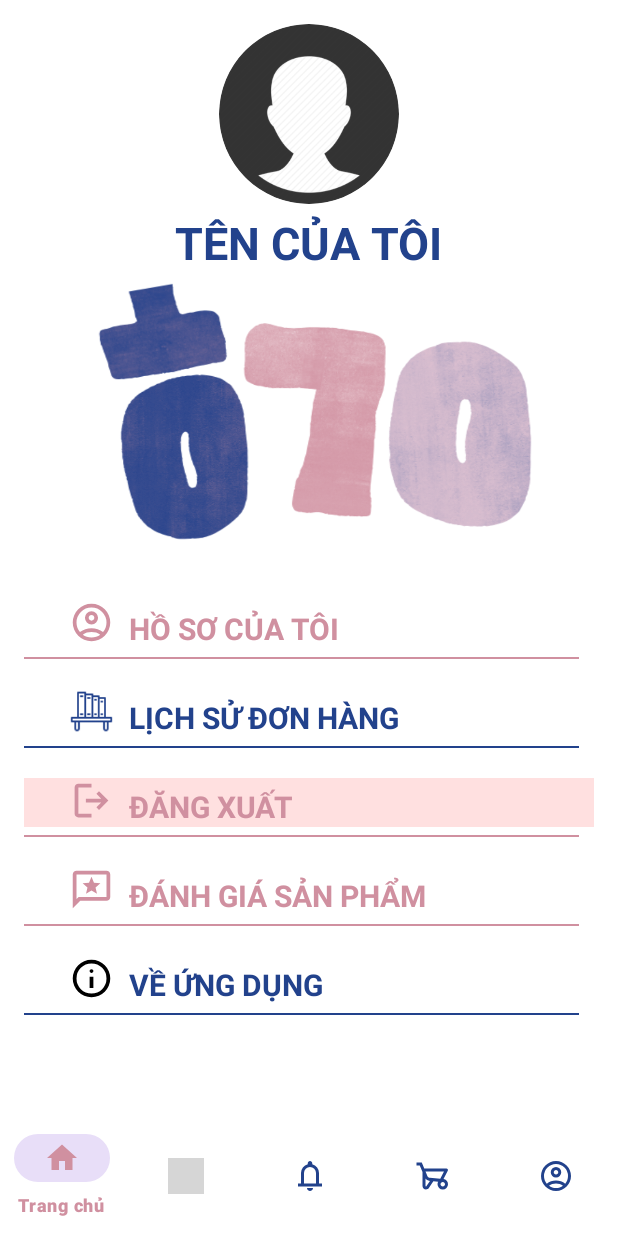
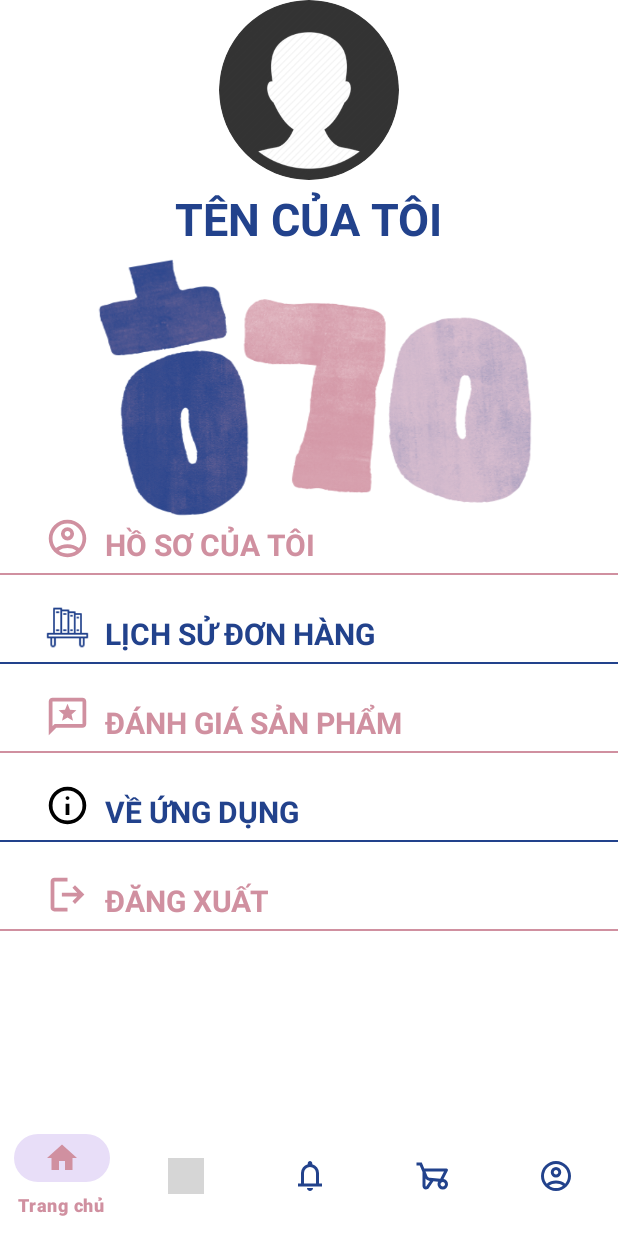
Before and after one commit to BuiKhanh03/KoreanShopeeMobile, an Android app: the fragment AccountFragment placed in its activity, on a phone screen of 412 x 824 dp. Run offline under Robolectric (Android 15) with nearby library versions, the light colour scheme and no system bars; plain views replace CircularImageView; 4 statements that could not run were skipped; grey boxes are pictures that could not be loaded.

Commit message:
feat(user) callapiprofileuser

```diff
--- a/app/build.gradle.kts
+++ b/app/build.gradle.kts
@@ -49,8 +49,12 @@ dependencies {
     implementation("com.squareup.retrofit2:retrofit:2.9.0")
     implementation("com.squareup.retrofit2:converter-gson:2.9.0")
     implementation("com.squareup.okhttp3:logging-interceptor:4.11.0")
+    implementation("com.squareup.okhttp3:okhttp:4.9.3")
+
 
     // SharedPreferences for token storage
     implementation("androidx.preference:preference:1.2.1")
-
+    //Glide
+    implementation("com.github.bumptech.glide:glide:4.15.1")
+    annotationProcessor("com.github.bumptech.glide:compiler:4.15.1")
 }
--- a/app/src/main/java/com/example/koreanshopee/Fragment/AccountFragment.java
+++ b/app/src/main/java/com/example/koreanshopee/Fragment/AccountFragment.java
@@ -6,6 +6,7 @@ import android.view.LayoutInflater;
 import android.view.View;
 import android.view.ViewGroup;
 import android.widget.LinearLayout;
+import android.widget.TextView;
 import android.widget.Toast;
 
 import androidx.annotation.NonNull;
@@ -19,8 +20,21 @@ import com.example.koreanshopee.OrderHistory.OrderHistory;
 import com.example.koreanshopee.ProfileCustomer;
 import com.example.koreanshopee.R;
 import com.example.koreanshopee.ReviewOrder;
+import com.example.koreanshopee.api.ApiClient;
+import com.example.koreanshopee.api.ApiService;
+import com.example.koreanshopee.model.UserProfile;
+import com.example.koreanshopee.model.UserProfileResponse;
+import com.example.koreanshopee.utils.TokenManager;
+
+import retrofit2.Call;
+import retrofit2.Callback;
+import retrofit2.Response;
 
 public class AccountFragment extends Fragment {
+
+    private TokenManager tokenManager;
+    private ApiService apiService;
+    private TextView tvProfileName;
 
     public AccountFragment() {
     }
@@ -33,21 +47,23 @@ public class AccountFragment extends Fragment {
     public void onViewCreated(@NonNull View view, @Nullable Bundle savedInstanceState) {
         super.onViewCreated(view, savedInstanceState);
 
+        // Initialize TokenManager and ApiService
+        tokenManager = new TokenManager(requireContext());
+        apiService = ApiClient.getClient().create(ApiService.class);
+
+        // Initialize UI elements
+        tvProfileName = view.findViewById(R.id.profileName);
+        // Note: We'll add email display later if needed
+
+        // Load user profile
+        loadUserProfile();
+
         // Gán sự kiện click cho từng nút
         LinearLayout btnAccountInfo = view.findViewById(R.id.btn_account_info);
         LinearLayout btnOrderHistory = view.findViewById(R.id.btn_order_history);
         LinearLayout btnPaymentHistory = view.findViewById(R.id.btn_order_review);
         LinearLayout btnInfoApp = view.findViewById(R.id.btn_app_info);
         LinearLayout btnLogout = view.findViewById(R.id.btn_logout);
-
-        // Debug: Kiểm tra xem có tìm thấy nút logout không
-        if (btnLogout != null) {
-            Toast.makeText(getActivity(), "Tìm thấy nút logout!", Toast.LENGTH_SHORT).show();
-            // Thêm background màu để dễ nhìn thấy
-            btnLogout.setBackgroundColor(0xFFFFE0E0); // Màu hồng nhạt
-        } else {
-            Toast.makeText(getActivity(), "KHÔNG tìm thấy nút logout!", Toast.LENGTH_LONG).show();
-        }
 
         btnAccountInfo.setOnClickListener(v -> {
             Intent intent = new Intent(getActivity(), ProfileCustomer.class);
@@ -74,4 +90,45 @@ public class AccountFragment extends Fragment {
             LogoutHelper.logout(getActivity());
         });
     }
+
+    private void loadUserProfile() {
+        String authHeader = tokenManager.getAuthorizationHeader();
+        if (authHeader == null) {
+            Toast.makeText(requireContext(), "Chưa đăng nhập", Toast.LENGTH_SHORT).show();
+            return;
+        }
+
+        Call<UserProfileResponse> call = apiService.getUserProfile(authHeader);
+        call.enqueue(new Callback<UserProfileResponse>() {
+            @Override
+            public void onResponse(Call<UserProfileResponse> call, Response<UserProfileResponse> response) {
+                if (response.isSuccessful() && response.body() != null) {
+                    UserProfile userProfile = response.body().getValue();
+                    if (userProfile != null) {
+                        updateProfileUI(userProfile);
+                    } else {
+                        Toast.makeText(requireContext(), "Không thể lấy thông tin user", Toast.LENGTH_SHORT).show();
+                    }
+                } else {
+                    Toast.makeText(requireContext(), "Lỗi: " + response.code(), Toast.LENGTH_SHORT).show();
+                }
+            }
+
+            @Override
+            public void onFailure(Call<UserProfileResponse> call, Throwable t) {
+                Toast.makeText(requireContext(), "Lỗi kết nối: " + t.getMessage(), Toast.LENGTH_SHORT).show();
+            }
+        });
+    }
+
+    private void updateProfileUI(UserProfile userProfile) {
+        if (tvProfileName != null) {
+            String fullName = userProfile.getFullName();
+            if (fullName.trim().isEmpty() || fullName.equals("string string")) {
+                tvProfileName.setText(userProfile.getUserName());
+            } else {
+                tvProfileName.setText(fullName);
+            }
+        }
+    }
 }
--- a/app/src/main/java/com/example/koreanshopee/api/ApiService.java
+++ b/app/src/main/java/com/example/koreanshopee/api/ApiService.java
@@ -4,10 +4,20 @@ import com.example.koreanshopee.model.LoginRequest;
 import com.example.koreanshopee.model.LoginResponse;
 import com.example.koreanshopee.model.RegisterRequest;
 import com.example.koreanshopee.model.RegisterResponse;
+import com.example.koreanshopee.model.UpdateProfileRequest;
+import com.example.koreanshopee.model.UserProfileResponse;
 
 import retrofit2.Call;
 import retrofit2.http.Body;
+import retrofit2.http.GET;
+import retrofit2.http.Header;
+import retrofit2.http.Multipart;
 import retrofit2.http.POST;
+import retrofit2.http.PUT;
+import retrofit2.http.Part;
+import okhttp3.MultipartBody;
+import okhttp3.RequestBody;
+import okhttp3.ResponseBody;
 
 public interface ApiService {
     @POST("api/authentication/login")
@@ -15,4 +25,17 @@ public interface ApiService {
 
     @POST("api/authentication/register")
     Call<Void> register(@Body RegisterRequest registerRequest);
+
+    @GET("api/user")
+    Call<UserProfileResponse> getUserProfile(@Header("Authorization") String authorization);
+
+    @PUT("api/user")
+    Call<UserProfileResponse> updateUserProfile(@Header("Authorization") String authorization, @Body UpdateProfileRequest updateRequest);
+
+    @Multipart
+    @POST("/api/user/upload-avatar")
+    Call<ResponseBody> uploadAvatar(
+        @Header("Authorization") String authorization,
+        @Part MultipartBody.Part image
+    );
 }
--- a/app/src/main/java/com/example/koreanshopee/auth/AuthInterceptor.java
+++ b/app/src/main/java/com/example/koreanshopee/auth/AuthInterceptor.java
@@ -25,7 +25,7 @@ public class AuthInterceptor implements Interceptor {
         // If we have a token, add it to the request header
         if (accessToken != null) {
             Request newRequest = originalRequest.newBuilder()
-                    .header("Authorization", "Bearer " + accessToken)
+                    .header("Authorization",  accessToken)
                     .build();
             return chain.proceed(newRequest);
         }
--- a/app/src/main/java/com/example/koreanshopee/auth/LogoutHelper.java
+++ b/app/src/main/java/com/example/koreanshopee/auth/LogoutHelper.java
@@ -4,13 +4,14 @@ import android.content.Context;
 import android.content.Intent;
 
 import com.example.koreanshopee.ui.auth.LoginActivity;
+import com.example.koreanshopee.utils.TokenManager;
 
 public class LogoutHelper {
 
     public static void logout(Context context) {
         // Clear tokens
         TokenManager tokenManager = new TokenManager(context);
-        tokenManager.clearTokens();
+        tokenManager.clearToken();
 
         // Navigate back to login screen
         Intent intent = new Intent(context, LoginActivity.class);
--- a/app/src/main/java/com/example/koreanshopee/ui/auth/LoginActivity.java
+++ b/app/src/main/java/com/example/koreanshopee/ui/auth/LoginActivity.java
@@ -16,7 +16,7 @@ import androidx.core.view.WindowInsetsCompat;
 
 import com.example.koreanshopee.R;
 import com.example.koreanshopee.api.ApiClient;
-import com.example.koreanshopee.auth.TokenManager;
+import com.example.koreanshopee.utils.TokenManager;
 import com.example.koreanshopee.model.LoginRequest;
 import com.example.koreanshopee.model.LoginResponse;
 import com.example.koreanshopee.layout_sceen;
@@ -119,8 +119,8 @@ public class LoginActivity extends AppCompatActivity {
                 if (response.isSuccessful() && response.body() != null) {
                     LoginResponse loginResponse = response.body();
 
-                    // Save tokens
-                    tokenManager.saveTokens(loginResponse.getAccessToken(), loginResponse.getRefreshToken());
+                    // Save token
+                    tokenManager.saveToken(loginResponse.getAccessToken());
 
                     // Show success message
                     Toast.makeText(LoginActivity.this, "Đăng nhập thành công!", Toast.LENGTH_SHORT).show();
--- a/app/src/main/res/layout/fragment_account.xml
+++ b/app/src/main/res/layout/fragment_account.xml
@@ -1,10 +1,14 @@
 <?xml version="1.0" encoding="utf-8"?>
+
+
     <ScrollView xmlns:android="http://schemas.android.com/apk/res/android"
     xmlns:app="http://schemas.android.com/apk/res-auto"
+    xmlns:tools="http://schemas.android.com/tools"
     android:layout_width="match_parent"
     android:layout_height="match_parent"
+    android:fillViewport="true"
         android:background="#FFFFFF"
-    android:padding="16dp">
+       >
 
         <LinearLayout
             android:layout_width="match_parent"
@@ -26,8 +30,8 @@
                 android:layout_marginTop="5dp"
                 android:text="@string/name"
                 android:textColor="@color/blue800"
-            android:textStyle="bold"
-            android:textSize="30sp" />
+                android:textSize="30sp"
+                android:textStyle="bold" />
 
             <ImageView
                 android:id="@+id/desi"
@@ -50,7 +54,7 @@
                     android:id="@+id/btn_account_info"
                     android:layout_width="match_parent"
                     android:layout_height="wrap_content"
-                android:layout_marginTop="50dp"
+                    android:layout_marginTop="10dp"
                     android:orientation="horizontal">
 
                     <ImageView
@@ -72,7 +76,7 @@
                 </LinearLayout>
 
                 <View
-                android:layout_width="370dp"
+                    android:layout_width="match_parent"
                     android:layout_height="1dp"
                     android:layout_marginTop="5dp"
                     android:background="@color/pink800" />
@@ -104,7 +108,69 @@
                 </LinearLayout>
 
                 <View
-                android:layout_width="370dp"
+                    android:layout_width="match_parent"
+                    android:layout_height="1dp"
+                    android:layout_marginTop="5dp"
+                    android:background="@color/blue800" />
+
+
+                <LinearLayout
+                    android:id="@+id/btn_order_review"
+                    android:layout_width="match_parent"
+                    android:layout_height="wrap_content"
+                    android:layout_marginTop="20dp"
+                    android:orientation="horizontal">
+
+                    <ImageView
+                        android:layout_width="30dp"
+                        android:layout_height="30dp"
+                        android:layout_marginStart="30dp"
+                        android:src="@drawable/ic_review"
+                        app:tint="@color/pink800" />
+
+                    <TextView
+                        android:layout_width="wrap_content"
+                        android:layout_height="wrap_content"
+                        android:layout_marginStart="10dp"
+                        android:layout_marginTop="5dp"
+                        android:text="@string/review_history"
+                        android:textColor="@color/pink800"
+                        android:textSize="20sp"
+                        android:textStyle="bold" />
+                </LinearLayout>
+
+                <View
+                    android:layout_width="match_parent"
+                    android:layout_height="1dp"
+                    android:layout_marginTop="5dp"
+                    android:background="@color/pink800" />
+
+                <LinearLayout
+                    android:id="@+id/btn_app_info"
+                    android:layout_width="match_parent"
+                    android:layout_height="wrap_content"
+                    android:layout_marginTop="20dp"
+                    android:orientation="horizontal">
+
+                    <ImageView
+                        android:layout_width="30dp"
+                        android:layout_height="30dp"
+                        android:layout_marginStart="30dp"
+                        android:src="@drawable/ic_info" />
+
+                    <TextView
+                        android:layout_width="wrap_content"
+                        android:layout_height="wrap_content"
+                        android:layout_marginStart="10dp"
+                        android:layout_marginTop="5dp"
+                        android:text="@string/about"
+                        android:textColor="@color/blue800"
+                        android:textSize="20sp"
+                        android:textStyle="bold" />
+                </LinearLayout>
+
+                <View
+                    android:layout_width="match_parent"
                     android:layout_height="1dp"
                     android:layout_marginTop="5dp"
                     android:background="@color/blue800" />
@@ -135,72 +201,11 @@
                 </LinearLayout>
 
                 <View
-                android:layout_width="370dp"
+                    android:layout_width="match_parent"
                     android:layout_height="1dp"
                     android:layout_marginTop="5dp"
                     android:background="@color/pink800" />
 
-            <LinearLayout
-                android:id="@+id/btn_order_review"
-                android:layout_width="match_parent"
-                android:layout_height="wrap_content"
-                android:layout_marginTop="20dp"
-                android:orientation="horizontal">
-
-                <ImageView
-                    android:layout_width="30dp"
-                    android:layout_height="30dp"
-                    android:layout_marginStart="30dp"
-                    android:src="@drawable/ic_review"
-                    app:tint="@color/pink800" />
-
-                <TextView
-                    android:layout_width="wrap_content"
-                    android:layout_height="wrap_content"
-                    android:layout_marginStart="10dp"
-                    android:layout_marginTop="5dp"
-                    android:text="@string/review_history"
-                    android:textColor="@color/pink800"
-                    android:textSize="20sp"
-                    android:textStyle="bold" />
-            </LinearLayout>
-
-            <View
-                android:layout_width="370dp"
-                android:layout_height="1dp"
-                android:layout_marginTop="5dp"
-                android:background="@color/pink800" />
-
-            <LinearLayout
-                android:id="@+id/btn_app_info"
-                android:layout_width="match_parent"
-                android:layout_height="wrap_content"
-                android:layout_marginTop="20dp"
-                android:orientation="horizontal">
-
-                <ImageView
-                    android:layout_width="30dp"
-                    android:layout_height="30dp"
-                    android:layout_marginStart="30dp"
-                    android:src="@drawable/ic_info" />
-
-                <TextView
-                    android:layout_width="wrap_content"
-                    android:layout_height="wrap_content"
-                    android:layout_marginStart="10dp"
-                    android:layout_marginTop="5dp"
-                    android:text="@string/about"
-                    android:textColor="@color/blue800"
-                    android:textSize="20sp"
-                    android:textStyle="bold" />
-            </LinearLayout>
-
-            <View
-                android:layout_width="370dp"
-                android:layout_height="1dp"
-                android:layout_marginTop="5dp"
-                android:background="@color/blue800" />
-
             </LinearLayout>
         </LinearLayout>
     </ScrollView>
--- a/app/src/main/res/values/colors.xml
+++ b/app/src/main/res/values/colors.xml
@@ -13,4 +13,5 @@
     <color name="orange500">#FF5200</color>
     <color name="pink900">#BF0200</color>
     <color name="skin500">#D3B8B8</color>
+    <color name="pink500">#EC407A</color>
 </resources>
```
Also changed, not shown: app/src/main/java/com/example/koreanshopee/ProfileCustomer.java (+279 -4 lines), app/src/main/res/layout/activity_profile_customer.xml (+44 -54 lines). Lines whose indentation alone changed are shown as unchanged.
